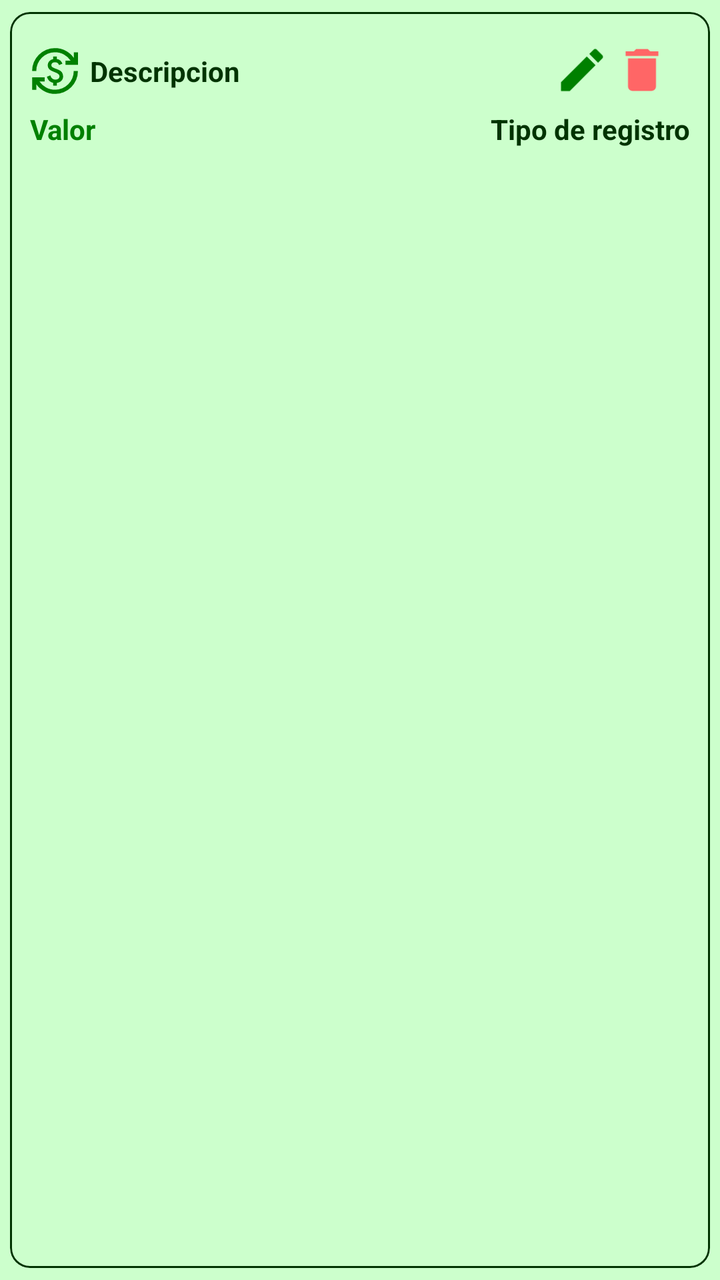
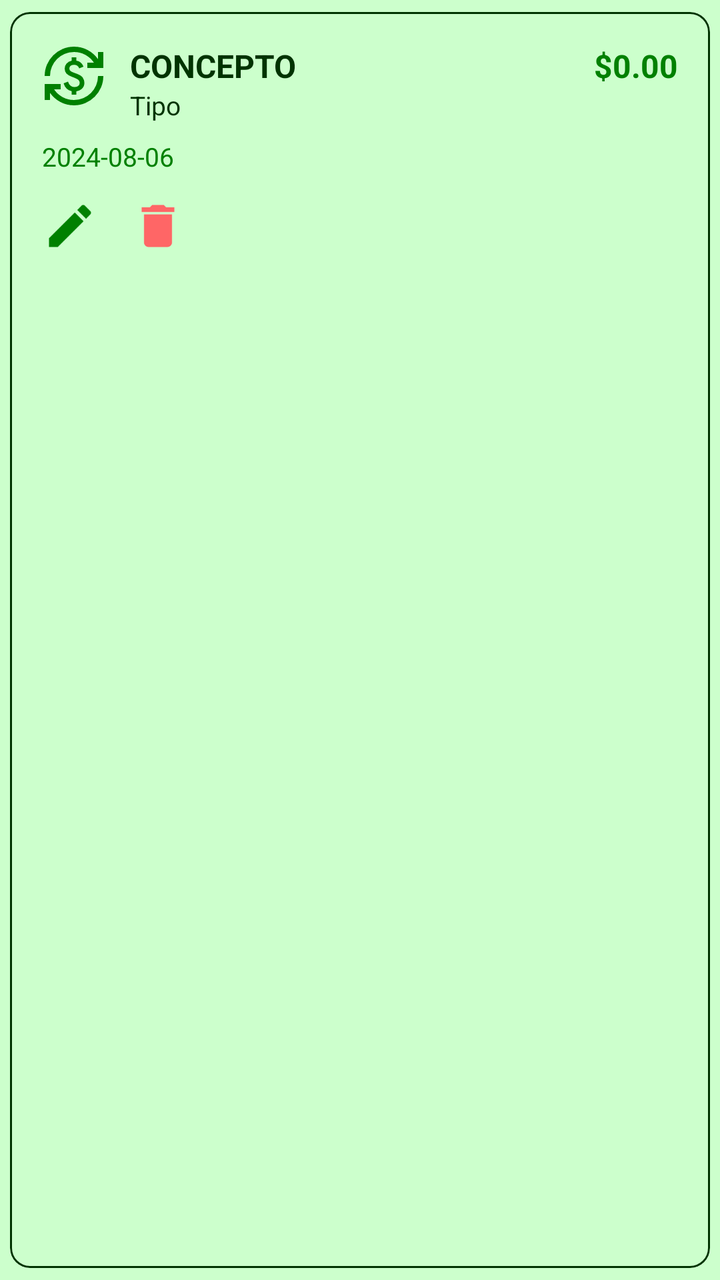

An Android layout rendered at two revisions. The XML below is the earlier revision; the diff shows what the commit changed to produce the second picture.
<!-- AndroidManifest.xml: application theme Theme.MyLittleFinanControl -->
<!-- res/layout/item_movimiento.xml -->
<?xml version="1.0" encoding="utf-8"?>
<com.google.android.material.card.MaterialCardView
    xmlns:android="http://schemas.android.com/apk/res/android"
    android:layout_width="match_parent"
    android:layout_height="wrap_content"
    xmlns:app="http://schemas.android.com/apk/res-auto"
    app:cardCornerRadius="10dp"
    app:cardElevation="0dp"
    app:cardUseCompatPadding="true"
    app:cardBackgroundColor="?attr/colorSecondaryContainer"
    app:strokeWidth="1dp"
    app:strokeColor="?attr/colorOnSurface">

    <androidx.appcompat.widget.LinearLayoutCompat
        android:layout_width="match_parent"
        android:layout_height="wrap_content"
        android:orientation="vertical"
        android:padding="10dp">

        <RelativeLayout
            android:layout_width="match_parent"
            android:layout_height="wrap_content"
            android:orientation="horizontal"
            android:layout_marginTop="5dp">

            <ImageView
                android:id="@+id/iv_icono_deuda"
                android:layout_width="25dp"
                android:layout_height="25dp"
                android:layout_centerVertical="true"
                android:src="@drawable/ic_movimientos"
                app:tint="?attr/colorPrimary" />

            <TextView
                android:id="@+id/item_descripcion"
                android:text="@string/item_descripcion"
                android:textStyle="bold"
                android:layout_marginStart="30dp"
                android:layout_marginBottom="10dp"
                android:textColor="?attr/colorOnSurface"
                android:layout_centerVertical="true"
                android:layout_width="wrap_content"
                android:layout_height="wrap_content"/>

            <ImageView
                android:id="@+id/ivActualizar"
                android:layout_alignParentEnd="true"
                android:src="@drawable/ic_edit"
                app:tint="?attr/colorPrimary"
                android:layout_marginEnd="40dp"
                android:layout_width="28dp"
                android:layout_height="28dp"/>

            <ImageView
                android:id="@+id/ivEliminarMov"
                android:layout_alignParentEnd="true"
                android:src="@drawable/ic_delete"
                android:layout_marginEnd="10dp"
                app:tint="?attr/colorError"
                android:layout_width="28dp"
                android:layout_height="28dp" />

        </RelativeLayout>

        <RelativeLayout
            android:layout_width="match_parent"
            android:layout_height="wrap_content"
            android:orientation="horizontal"
            android:layout_marginTop="5dp">

            <TextView
                android:id="@+id/item_valor"
                android:text="@string/item_valor"
                android:textStyle="bold"
                android:layout_width="wrap_content"
                android:layout_height="wrap_content"
                android:layout_gravity="start"
                android:textColor="?attr/colorPrimary"/>

            <TextView
                android:id="@+id/item_tipo"
                android:text="@string/item_tipo"
                android:textStyle="bold"
                android:layout_width="wrap_content"
                android:layout_height="wrap_content"
                android:layout_gravity="end"
                android:layout_alignParentEnd="true"
                android:textColor="?attr/colorOnSurface"/>
        </RelativeLayout>

    </androidx.appcompat.widget.LinearLayoutCompat>

</com.google.android.material.card.MaterialCardView>
<!-- resources referenced by this layout -->
<resources>
  <!-- drawable ic_delete (drawable) -->
  <vector xmlns:android="http://schemas.android.com/apk/res/android" android:autoMirrored="true" android:height="24dp" android:tint="?attr/colorError" android:viewportHeight="24" android:viewportWidth="24" android:width="24dp">
        
      <path android:fillColor="?attr/colorError" android:pathData="M6,19c0,1.1 0.9,2 2,2h8c1.1,0 2,-0.9 2,-2V7H6v12zM19,4h-3.5l-1,-1h-5l-1,1H5v2h14V4z"/>
      
  </vector>
  <!-- drawable ic_edit (drawable) -->
  <vector xmlns:android="http://schemas.android.com/apk/res/android" android:autoMirrored="true" android:height="24dp" android:tint="?attr/colorPrimary" android:viewportHeight="24" android:viewportWidth="24" android:width="24dp">
        
      <path android:fillColor="?attr/colorPrimary" android:pathData="M3,17.25V21h3.75L17.81,9.94l-3.75,-3.75L3,17.25zM20.71,7.04c0.39,-0.39 0.39,-1.02 0,-1.41l-2.34,-2.34c-0.39,-0.39 -1.02,-0.39 -1.41,0l-1.83,1.83 3.75,3.75 1.83,-1.83z"/>
      
  </vector>
  <!-- drawable ic_movimientos (drawable) -->
  <vector xmlns:android="http://schemas.android.com/apk/res/android" android:height="24dp" android:tint="#000000" android:viewportHeight="960" android:viewportWidth="960" android:width="24dp">
        
      <path android:fillColor="@android:color/white" android:pathData="M480,920Q368,920 274,869Q180,818 120,733L120,840L40,840L40,600L280,600L280,680L181,680Q229,752 307.5,796Q386,840 480,840Q555,840 620.5,811.5Q686,783 734.5,734.5Q783,686 811.5,620.5Q840,555 840,480L920,480Q920,571 885.5,651Q851,731 791,791Q731,851 651,885.5Q571,920 480,920ZM444,760L444,708Q397,697 367.5,667.5Q338,638 324,590L390,564Q402,605 427.5,625.5Q453,646 486,646Q519,646 542.5,630.5Q566,615 566,582Q566,553 541.5,535Q517,517 454,494Q395,473 367.5,444Q340,415 340,368Q340,327 368.5,293.5Q397,260 446,250L446,200L516,200L516,250Q552,253 581.5,279Q611,305 622,340L558,366Q550,343 532,327.5Q514,312 482,312Q447,312 428.5,327Q410,342 410,368Q410,394 433,409Q456,424 516,444Q588,470 612,505Q636,540 636,582Q636,611 626,633Q616,655 599.5,670.5Q583,686 561,695.5Q539,705 514,710L514,760L444,760ZM40,480Q40,389 74.5,309Q109,229 169,169Q229,109 309,74.5Q389,40 480,40Q592,40 686,91Q780,142 840,227L840,120L920,120L920,360L680,360L680,280L779,280Q731,208 652.5,164Q574,120 480,120Q405,120 339.5,148.5Q274,177 225.5,225.5Q177,274 148.5,339.5Q120,405 120,480L40,480Z"/>
      
  </vector>
  <string name="item_descripcion">Descripcion</string>
  <string name="item_tipo">Tipo de registro</string>
  <string name="item_valor">Valor</string>
  <style name="Theme.MyLittleFinanControl" parent="Base.Theme.MyLittleFinanControl" />
  <color name="verde_oscuro">#008000</color>
  <color name="verde_claro">#CCFFCC</color>
  <color name="verde_negro">#003300</color>
  <color name="verde">#00C292</color>
  <color name="verde_transparente">#5FCCFFCC</color>
  <color name="verde_blanco_transparente">#D3F6FFF6</color>
  <color name="rojo_alerta">#FF6666</color>
  <color name="rojo_transparente">#7BF69F9F</color>
  <color name="verde_gris">#ED003300</color>
  <!-- unchanged entries left out for length: 1 -->
</resources>

<!-- the commit's change to res/layout/item_movimiento.xml (unified diff, before → after) -->
@@ -15,78 +15,88 @@
         android:layout_width="match_parent"
         android:layout_height="wrap_content"
         android:orientation="vertical"
-        android:padding="10dp">
+        android:padding="16dp">
 
         <RelativeLayout
             android:layout_width="match_parent"
-            android:layout_height="wrap_content"
-            android:orientation="horizontal"
-            android:layout_marginTop="5dp">
+            android:layout_height="wrap_content">
 
             <ImageView
-                android:id="@+id/iv_icono_deuda"
-                android:layout_width="25dp"
-                android:layout_height="25dp"
-                android:layout_centerVertical="true"
+                android:id="@+id/iv_icono_movimiento"
+                android:layout_width="32dp"
+                android:layout_height="32dp"
                 android:src="@drawable/ic_movimientos"
                 app:tint="?attr/colorPrimary" />
 
+            <LinearLayout
+                android:layout_width="wrap_content"
+                android:layout_height="wrap_content"
+                android:layout_toEndOf="@id/iv_icono_movimiento"
+                android:layout_toStartOf="@+id/item_valor"
+                android:layout_marginStart="12dp"
+                android:orientation="vertical">
+
+                <TextView
+                    android:id="@+id/item_descripcion"
+                    android:layout_width="wrap_content"
+                    android:layout_height="wrap_content"
+                    android:text="Concepto"
+                    android:textAllCaps="true"
+                    android:textSize="16sp"
+                    android:textStyle="bold"
+                    android:textColor="?attr/colorOnSurface" />
+
+                <TextView
+                    android:id="@+id/item_tipo"
+                    android:layout_width="wrap_content"
+                    android:layout_height="wrap_content"
+                    android:text="Tipo"
+                    android:textSize="13sp"
+                    android:textColor="?attr/colorOnSurface" />
+            </LinearLayout>
+
             <TextView
-                android:id="@+id/item_descripcion"
-                android:text="@string/item_descripcion"
+                android:id="@+id/item_valor"
+                android:layout_width="wrap_content"
+                android:layout_height="wrap_content"
+                android:layout_alignParentEnd="true"
+                android:text="$0.00"
+                android:textSize="16sp"
                 android:textStyle="bold"
-                android:layout_marginStart="30dp"
-                android:layout_marginBottom="10dp"
-                android:textColor="?attr/colorOnSurface"
-                android:layout_centerVertical="true"
-                android:layout_width="wrap_content"
-                android:layout_height="wrap_content"/>
+                android:textColor="?attr/colorPrimary" />
+        </RelativeLayout>
+
+        <TextView
+            android:id="@+id/item_fecha"
+            android:layout_width="match_parent"
+            android:layout_height="wrap_content"
+            android:layout_marginTop="8dp"
+            android:text="2024-08-06"
+            android:textSize="13sp"
+            android:textColor="?attr/colorPrimary" />
+
+        <LinearLayout
+            android:layout_width="wrap_content"
+            android:layout_height="wrap_content"
+            android:layout_gravity="start"
+            android:layout_marginTop="12dp"
+            android:orientation="horizontal">
 
             <ImageView
                 android:id="@+id/ivActualizar"
-                android:layout_alignParentEnd="true"
+                android:layout_width="28dp"
+                android:layout_height="28dp"
+                android:layout_marginEnd="16dp"
                 android:src="@drawable/ic_edit"
-                app:tint="?attr/colorPrimary"
-                android:layout_marginEnd="40dp"
-                android:layout_width="28dp"
-                android:layout_height="28dp"/>
+                app:tint="?attr/colorPrimary" />
 
             <ImageView
                 android:id="@+id/ivEliminarMov"
-                android:layout_alignParentEnd="true"
+                android:layout_width="28dp"
+                android:layout_height="28dp"
                 android:src="@drawable/ic_delete"
-                android:layout_marginEnd="10dp"
-                app:tint="?attr/colorError"
-                android:layout_width="28dp"
-                android:layout_height="28dp" />
-
-        </RelativeLayout>
-
-        <RelativeLayout
-            android:layout_width="match_parent"
-            android:layout_height="wrap_content"
-            android:orientation="horizontal"
-            android:layout_marginTop="5dp">
-
-            <TextView
-                android:id="@+id/item_valor"
-                android:text="@string/item_valor"
-                android:textStyle="bold"
-                android:layout_width="wrap_content"
-                android:layout_height="wrap_content"
-                android:layout_gravity="start"
-                android:textColor="?attr/colorPrimary"/>
-
-            <TextView
-                android:id="@+id/item_tipo"
-                android:text="@string/item_tipo"
-                android:textStyle="bold"
-                android:layout_width="wrap_content"
-                android:layout_height="wrap_content"
-                android:layout_gravity="end"
-                android:layout_alignParentEnd="true"
-                android:textColor="?attr/colorOnSurface"/>
-        </RelativeLayout>
+                app:tint="?attr/colorError" />
+        </LinearLayout>
 
     </androidx.appcompat.widget.LinearLayoutCompat>
 
<!-- resource entries referenced after the edit -->
@@ -18,9 +18,6 @@
       <path android:fillColor="@android:color/white" android:pathData="M480,920Q368,920 274,869Q180,818 120,733L120,840L40,840L40,600L280,600L280,680L181,680Q229,752 307.5,796Q386,840 480,840Q555,840 620.5,811.5Q686,783 734.5,734.5Q783,686 811.5,620.5Q840,555 840,480L920,480Q920,571 885.5,651Q851,731 791,791Q731,851 651,885.5Q571,920 480,920ZM444,760L444,708Q397,697 367.5,667.5Q338,638 324,590L390,564Q402,605 427.5,625.5Q453,646 486,646Q519,646 542.5,630.5Q566,615 566,582Q566,553 541.5,535Q517,517 454,494Q395,473 367.5,444Q340,415 340,368Q340,327 368.5,293.5Q397,260 446,250L446,200L516,200L516,250Q552,253 581.5,279Q611,305 622,340L558,366Q550,343 532,327.5Q514,312 482,312Q447,312 428.5,327Q410,342 410,368Q410,394 433,409Q456,424 516,444Q588,470 612,505Q636,540 636,582Q636,611 626,633Q616,655 599.5,670.5Q583,686 561,695.5Q539,705 514,710L514,760L444,760ZM40,480Q40,389 74.5,309Q109,229 169,169Q229,109 309,74.5Q389,40 480,40Q592,40 686,91Q780,142 840,227L840,120L920,120L920,360L680,360L680,280L779,280Q731,208 652.5,164Q574,120 480,120Q405,120 339.5,148.5Q274,177 225.5,225.5Q177,274 148.5,339.5Q120,405 120,480L40,480Z"/>
       
   </vector>
-  <string name="item_descripcion">Descripcion</string>
-  <string name="item_tipo">Tipo de registro</string>
-  <string name="item_valor">Valor</string>
   <style name="Theme.MyLittleFinanControl" parent="Base.Theme.MyLittleFinanControl" />
   <color name="verde_oscuro">#008000</color>
   <color name="verde_claro">#CCFFCC</color>
